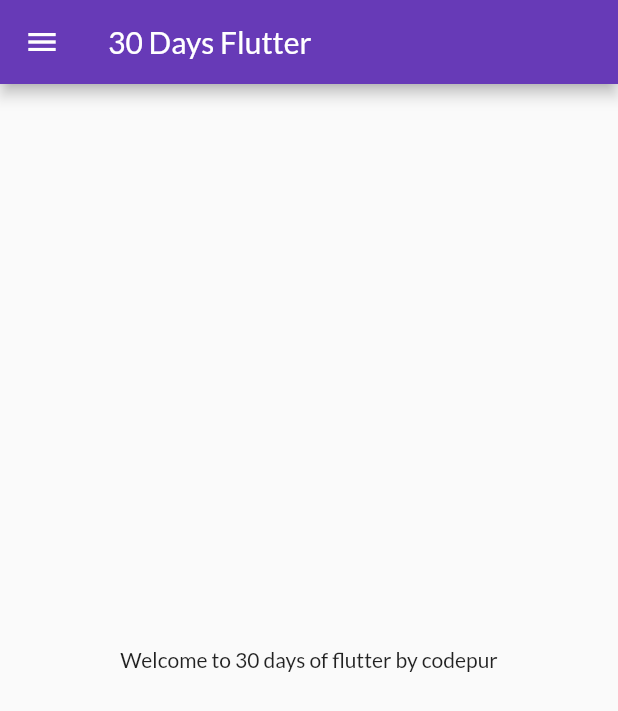
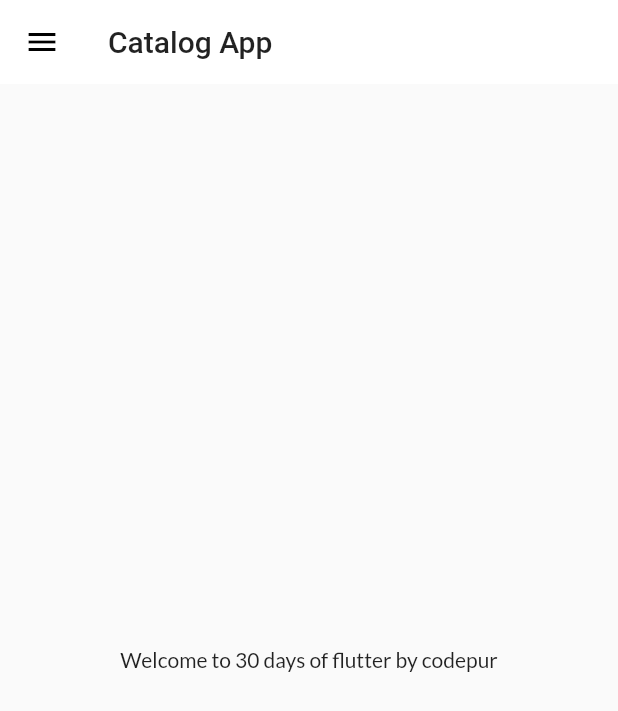
Before and after one commit to tusharhow/30daysofflutter, a Flutter app: the screen it shows after launch, on a phone screen of 412 x 824 dp. Shown: the top 711 px of the screen. Run offline on Flutter 3.47's test engine with Material 2 defaults, Android fonts, the phone set to English and light mode, and no system bars; our stand-ins replace google_fonts.

Commit message:
themes extracted

```diff
--- a/lib/main.dart
+++ b/lib/main.dart
@@ -2,7 +2,7 @@ import 'package:flutter/material.dart';
 import 'package:flutter_30days/pages/homepage.dart';
 import 'package:flutter_30days/pages/login_page.dart';
 import 'package:flutter_30days/utils/routes.dart';
-import 'package:google_fonts/google_fonts.dart';
+import 'package:flutter_30days/widgets/themes.dart';
 
 void main() {
   runApp(MyApp());
@@ -14,11 +14,8 @@ class MyApp extends StatelessWidget {
     return MaterialApp(
       debugShowCheckedModeBanner: false,
       themeMode: ThemeMode.light,
-      theme: ThemeData(
-        primarySwatch: Colors.deepPurple,
-        fontFamily: GoogleFonts.lato().fontFamily,
-      ),
-      darkTheme: ThemeData(brightness: Brightness.dark),
+      theme: MyTheme.lightTheme(context),
+      darkTheme: MyTheme.darkTheme(context),
       initialRoute: MyRoutes.homeRoute,
       routes: {
         "/": (context) => LoginPage(),
--- a/lib/pages/homepage.dart
+++ b/lib/pages/homepage.dart
@@ -9,10 +9,11 @@ class HomePage extends StatelessWidget {
     final int days = 30;
     final String name = 'codepur';
     return Scaffold(
-      appBar: AppBar(title: Text('30 Days Flutter'),),
-      body: Center(
-        child: Text('Welcome to $days days of flutter by $name')),
-        drawer: MyDrawer(),
+      appBar: AppBar(
+        title: Text('Catalog App'),
+      ),
+      body: Center(child: Text('Welcome to $days days of flutter by $name')),
+      drawer: MyDrawer(),
     );
   }
 }
--- /dev/null
+++ b/lib/widgets/themes.dart
@@ -0,0 +1,21 @@
+import 'package:flutter/material.dart';
+import 'package:google_fonts/google_fonts.dart';
+
+class MyTheme {
+  static ThemeData lightTheme(BuildContext context) => ThemeData(
+        primarySwatch: Colors.deepPurple,
+        fontFamily: GoogleFonts.lato().fontFamily,
+        appBarTheme: AppBarTheme(
+          color: Colors.white,
+          elevation: 0.0,
+          iconTheme: IconThemeData(
+            color: Colors.black,
+          ),
+          textTheme: Theme.of(context).textTheme,
+        ),
+      );
+
+  static ThemeData darkTheme(BuildContext context) => ThemeData(
+        brightness: Brightness.dark,
+      );
+}
```
